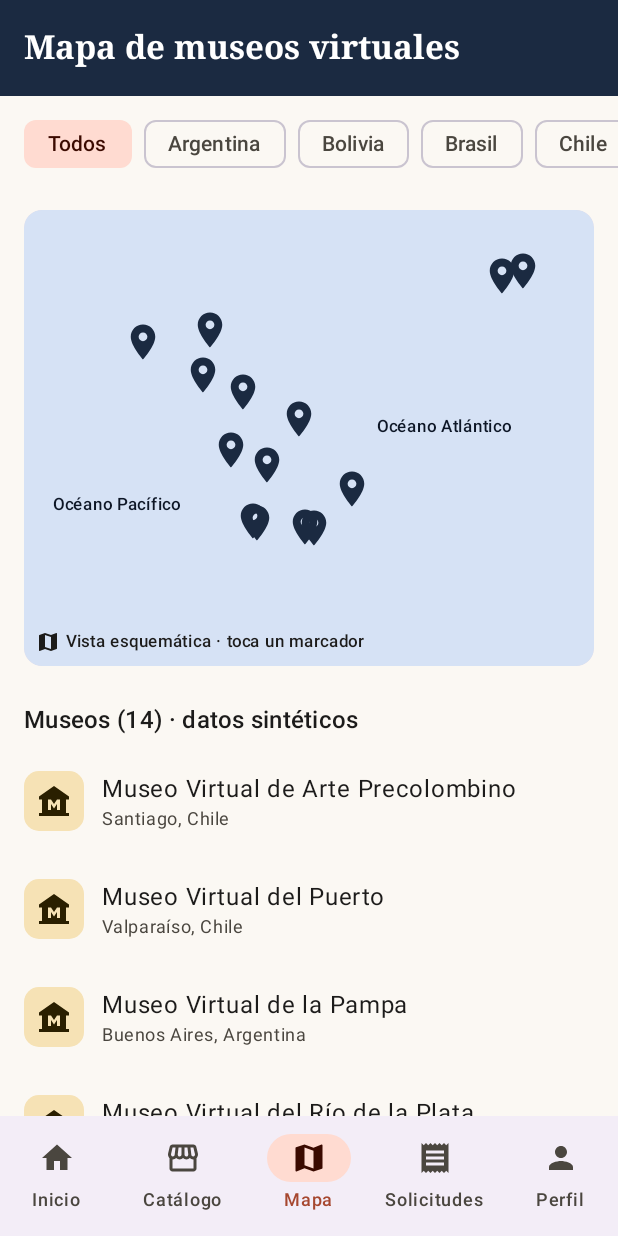
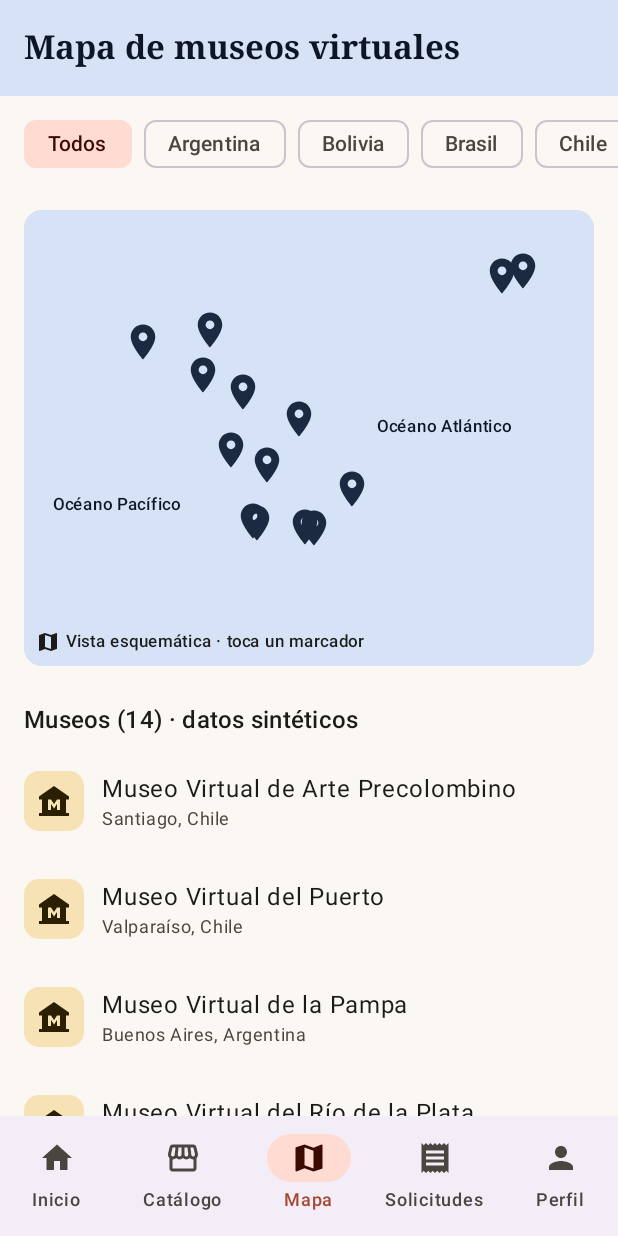
Before and after one commit to Sajnovich/AppMuseo, an Android app built with Jetpack Compose: the HomeScreen screen opened through its navigation route, item 3 of the bottom bar chosen, on a phone screen of 412 x 824 dp. Run offline under Robolectric (Android 15) with nearby library versions, the phone set to English and light mode, and no system bars; our stand-ins replace Room's generated code, window size class.

Commit message:
Arreglé detalles visuales y de navegación que encontré al probar la app

```diff
--- a/app/src/main/java/com/example/appmuseo/ui/components/Barras.kt
+++ b/app/src/main/java/com/example/appmuseo/ui/components/Barras.kt
@@ -64,11 +64,13 @@ fun BarraSuperior(
                 }
             }
         },
+        // primaryContainer es claro en el tema claro y oscuro en el tema oscuro: así los íconos de la
+        // barra de estado del sistema (hora, batería), que se dibujan encima, siempre tienen contraste
         colors = TopAppBarDefaults.topAppBarColors(
-            containerColor = MaterialTheme.colorScheme.primary,
-            titleContentColor = MaterialTheme.colorScheme.onPrimary,
-            navigationIconContentColor = MaterialTheme.colorScheme.onPrimary,
-            actionIconContentColor = MaterialTheme.colorScheme.onPrimary
+            containerColor = MaterialTheme.colorScheme.primaryContainer,
+            titleContentColor = MaterialTheme.colorScheme.onPrimaryContainer,
+            navigationIconContentColor = MaterialTheme.colorScheme.onPrimaryContainer,
+            actionIconContentColor = MaterialTheme.colorScheme.onPrimaryContainer
         )
     )
 }
--- a/app/src/main/java/com/example/appmuseo/ui/screen/HomeScreen.kt
+++ b/app/src/main/java/com/example/appmuseo/ui/screen/HomeScreen.kt
@@ -7,6 +7,7 @@ import androidx.compose.foundation.layout.Spacer
 import androidx.compose.foundation.layout.fillMaxSize
 import androidx.compose.foundation.layout.fillMaxWidth
 import androidx.compose.foundation.layout.height
+import androidx.compose.foundation.layout.heightIn
 import androidx.compose.foundation.layout.padding
 import androidx.compose.foundation.layout.size
 import androidx.compose.foundation.rememberScrollState
@@ -103,7 +104,12 @@ fun HomeScreen(
                 nombreUsuario = usuario.nombre,
                 onNavegar = { screen ->
                     scope.launch { drawerState.close() }
-                    if (screen != Screen.Home) mainViewModel.navigateTo(screen)
+                    when (screen) {
+                        Screen.Home -> Unit   // ya estamos en el Inicio
+                        // Las pantallas de la barra inferior se abren como pestañas (sin duplicarlas en la pila)
+                        Screen.Catalogo, Screen.Mapa, Screen.MisSolicitudes, Screen.Perfil -> mainViewModel.navegarPestana(screen)
+                        else -> mainViewModel.navigateTo(screen)
+                    }
                 },
                 onCerrarSesion = {
                     scope.launch { drawerState.close() }
@@ -198,7 +204,7 @@ fun HomeScreen(
 private fun TarjetaAcceso(acceso: AccesoRapido, modifier: Modifier = Modifier) {
     Card(
         onClick = acceso.accion,
-        modifier = modifier.height(104.dp),
+        modifier = modifier.heightIn(min = 104.dp),   // heightIn: crece si el usuario usa letra grande
         colors = CardDefaults.cardColors(containerColor = MaterialTheme.colorScheme.surfaceVariant)
     ) {
         Column(
--- a/app/src/main/java/com/example/appmuseo/ui/screen/LoginScreen.kt
+++ b/app/src/main/java/com/example/appmuseo/ui/screen/LoginScreen.kt
@@ -8,9 +8,11 @@ import androidx.compose.foundation.layout.Spacer
 import androidx.compose.foundation.layout.fillMaxSize
 import androidx.compose.foundation.layout.fillMaxWidth
 import androidx.compose.foundation.layout.height
+import androidx.compose.foundation.layout.imePadding
 import androidx.compose.foundation.layout.padding
 import androidx.compose.foundation.layout.size
 import androidx.compose.foundation.rememberScrollState
+import androidx.compose.foundation.text.KeyboardActions
 import androidx.compose.foundation.text.KeyboardOptions
 import androidx.compose.foundation.verticalScroll
 import androidx.compose.material.icons.Icons
@@ -81,6 +83,7 @@ fun LoginScreen(
             modifier = Modifier
                 .padding(innerPadding)
                 .fillMaxSize()
+                .imePadding()                             // deja espacio al teclado (la app es edge-to-edge)
                 .verticalScroll(rememberScrollState())   // permite desplazar si aparece el teclado
                 .padding(24.dp),
             horizontalAlignment = Alignment.CenterHorizontally,
@@ -138,6 +141,8 @@ fun LoginScreen(
                 },
                 singleLine = true,
                 keyboardOptions = KeyboardOptions(keyboardType = KeyboardType.Password, imeAction = ImeAction.Done),
+                // Al presionar "Listo" en el teclado se intenta ingresar, igual que con el botón
+                keyboardActions = KeyboardActions(onDone = { loginViewModel.iniciarSesion() }),
                 enabled = !autenticando,
                 modifier = Modifier.fillMaxWidth()
             )
```
Also changed, not shown: app/src/main/java/com/example/appmuseo/viewmodel/SesionViewModel.kt (+5 -5 lines), 1 other file.
